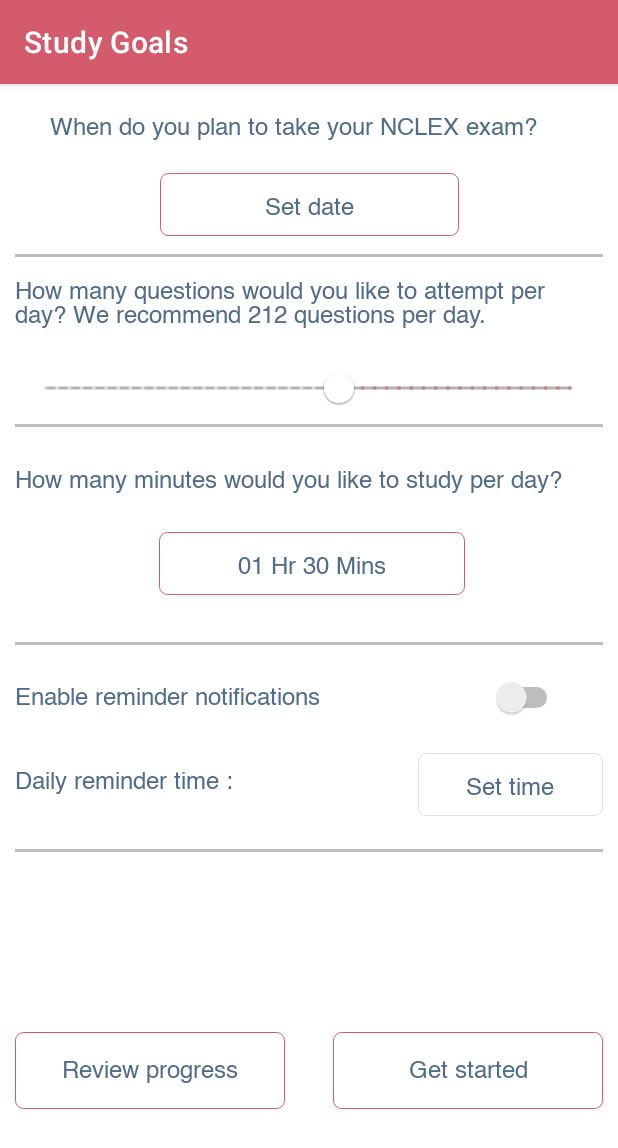
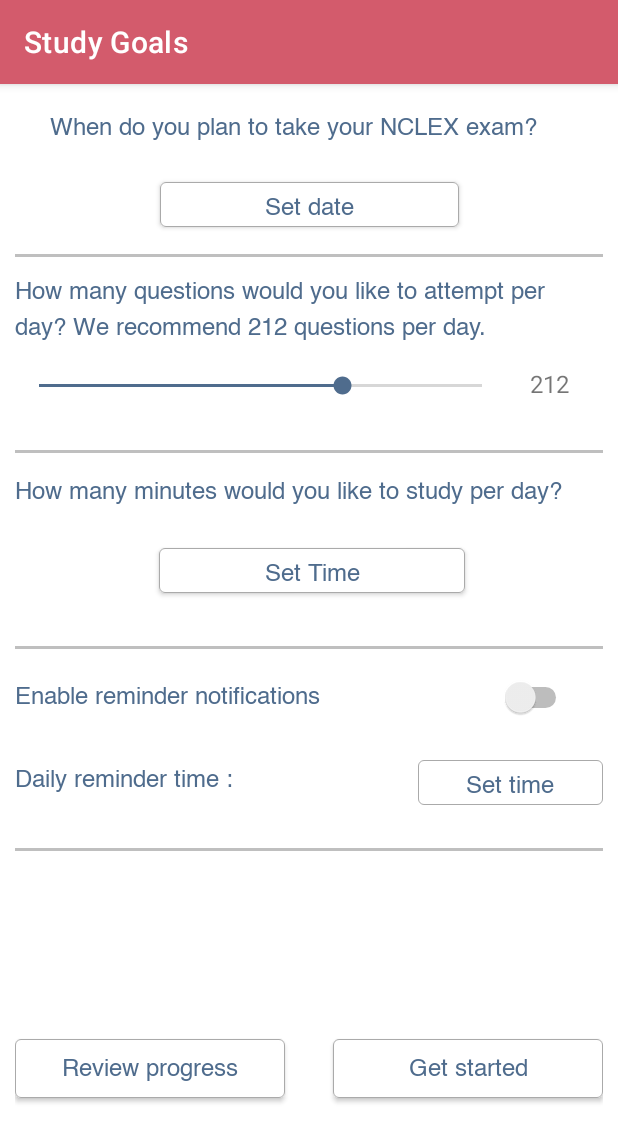
Before and after one commit to Tijil-Parmar/Android_Training, an Android app: the screen it shows after launch (MainActivity), on a phone screen of 412 x 824 dp. Shown: the top 1148 px of the screen. Run offline under Robolectric (Android 15) with nearby library versions, the phone set to English and light mode, and no system bars.

Commit message:
04/02/21

```diff
--- a/app/build.gradle
+++ b/app/build.gradle
@@ -35,8 +35,9 @@ dependencies {
     implementation 'androidx.constraintlayout:constraintlayout:2.0.4'
     implementation 'com.google.android.material:material: 1.2.1'
     testImplementation 'junit:junit:4.+'
+    implementation 'com.google.android.material:material: 1.2.1'
     androidTestImplementation 'androidx.test.ext:junit:1.1.2'
     androidTestImplementation 'androidx.test.espresso:espresso-core:3.3.0'
-    implementation "com.android.support:support-compat:28.0.0"
-    implementation 'com.google.android.material:material:1.1.0'
+    implementation 'com.google.android.material:material:1.2.0'
+
 }
--- a/app/src/main/AndroidManifest.xml
+++ b/app/src/main/AndroidManifest.xml
@@ -9,7 +9,9 @@
         android:roundIcon="@mipmap/ic_launcher_round"
         android:supportsRtl="true"
         android:theme="@style/Theme.SSCopy">
-        <activity android:name=".MainActivity" android:screenOrientation="portrait">
+        <activity
+            android:name=".MainActivity"
+            android:screenOrientation="portrait">
             <intent-filter>
                 <action android:name="android.intent.action.MAIN" />
 
--- a/app/src/main/java/com/example/sscopy/MainActivity.java
+++ b/app/src/main/java/com/example/sscopy/MainActivity.java
@@ -1,23 +1,29 @@
 package com.example.sscopy;
 
+import androidx.annotation.RequiresApi;
 import androidx.appcompat.app.AppCompatActivity;
 import androidx.fragment.app.DialogFragment;
 
 import android.app.DatePickerDialog;
 import android.app.TimePickerDialog;
+import android.os.Build;
 import android.os.Bundle;
 import android.view.View;
 import android.widget.Button;
 import android.widget.DatePicker;
+import android.widget.SeekBar;
 import android.widget.Switch;
+import android.widget.TextView;
 import android.widget.TimePicker;
 
 import java.text.DateFormat;
-import java.time.Period;
 import java.util.Calendar;
 
-public class MainActivity extends AppCompatActivity implements DatePickerDialog.OnDateSetListener, TimePickerDialog.OnTimeSetListener,View.OnClickListener {
-
+public class MainActivity extends AppCompatActivity implements DatePickerDialog.OnDateSetListener, TimePickerDialog.OnTimeSetListener {
+    Button setTime;
+    Button setDuration;
+    TextView sliderValue;
+    @RequiresApi(api = Build.VERSION_CODES.M)
     protected void onCreate(Bundle savedInstanceState) {
         super.onCreate(savedInstanceState);
         setTitle("Study Goals");
@@ -31,11 +37,64 @@ public class MainActivity extends AppCompatActivity implements DatePickerDialog.
                 timePicker.show(getSupportFragmentManager(),"Time");
             }
         });
-        Switch switch1= findViewById(R.id.switch1);
+        Switch switch1=findViewById(R.id.enableNotificationSwitch);
+        switch1.setOnClickListener(new View.OnClickListener(){
+            public void onClick(View view) {
+                if(switch1.isChecked())
+                {
+                    button4.setEnabled(true);
+                }
+                else
+                {
+                    button4.setEnabled(false);
+                }
+            }
+        });
+        final int[] hourDuration = new int[1];
+        final int[] minuteDuration = new int[1];
+        setDuration=findViewById(R.id.setDuration);
+        setDuration.setOnClickListener(new View.OnClickListener() {
+            @Override
+            public void onClick(View view) {
+                TimePickerDialog durationPicker=new TimePickerDialog(
+                        MainActivity.this,
+                        new TimePickerDialog.OnTimeSetListener() {
+                            @Override
+                            public void onTimeSet(TimePicker timePicker, int i, int i1) {
+                                hourDuration[0] =i;
+                                minuteDuration[0] =i1;
+                            Calendar c1=Calendar.getInstance();
+                            c1.set(0,0,0, hourDuration[0], minuteDuration[0]);
+                            setDuration.setText(android.text.format.DateFormat.format("hh:mm",c1));
+                            }
+                        },24,0,true
+                );
+                durationPicker.updateTime(hourDuration[0], minuteDuration[0]);
+                durationPicker.show();
+            }
+        });
 
+        SeekBar slider=findViewById(R.id.slider);
+        sliderValue=(TextView) findViewById(R.id.textView);
+        slider.setOnSeekBarChangeListener(new SeekBar.OnSeekBarChangeListener() {
+            @Override
+            public void onProgressChanged(SeekBar seekBar, int i, boolean b) {
+                sliderValue.setText(String.valueOf(i));
+            }
 
-        Button button = (Button) findViewById(R.id.setDate);
-        button.setOnClickListener(new View.OnClickListener() {
+            @Override
+            public void onStartTrackingTouch(SeekBar seekBar) {
+
+            }
+
+            @Override
+            public void onStopTrackingTouch(SeekBar seekBar) {
+
+            }
+        });
+
+        Button setDate = (Button) findViewById(R.id.setDate);
+        setDate.setOnClickListener(new View.OnClickListener() {
             @Override
             public void onClick(View view) {
                 DialogFragment datePicker = new DatePickerFragment();
@@ -53,18 +112,13 @@ public class MainActivity extends AppCompatActivity implements DatePickerDialog.
         c.set(Calendar.MONTH, month);
         c.set(Calendar.DAY_OF_MONTH, day);
         String examDateString = DateFormat.getDateInstance().format(c.getTime());
-        Button button=(Button)findViewById(R.id.setDate);
-        button.setText(examDateString);
+        Button setDate=(Button)findViewById(R.id.setDate);
+        setDate.setText(examDateString);
     }
 
     @Override
     public void onTimeSet(TimePicker timePicker, int hour, int minute) {
-        Button button4 = findViewById(R.id.setTime);
-        button4.setText(hour+":"+minute);
-    }
-
-    @Override
-    public void onClick(View view) {
-
+        setTime = findViewById(R.id.setTime);
+        setTime.setText(hour+":"+minute);
     }
 }
--- a/app/src/main/java/com/example/sscopy/TimePickerFragment.java
+++ b/app/src/main/java/com/example/sscopy/TimePickerFragment.java
@@ -20,5 +20,4 @@ public class TimePickerFragment extends DialogFragment {
         int minute=ca.get(Calendar.MINUTE);
 
         return new TimePickerDialog(getActivity(), (TimePickerDialog.OnTimeSetListener) getActivity(), hour, minute, DateFormat.is24HourFormat(getActivity()));
-    }
-}
+    }}
--- /dev/null
+++ b/app/src/main/res/layout/activity_get_started.xml
@@ -0,0 +1,9 @@
+<?xml version="1.0" encoding="utf-8"?>
+<androidx.constraintlayout.widget.ConstraintLayout xmlns:android="http://schemas.android.com/apk/res/android"
+    xmlns:app="http://schemas.android.com/apk/res-auto"
+    xmlns:tools="http://schemas.android.com/tools"
+    android:layout_width="match_parent"
+    android:layout_height="match_parent"
+    tools:context=".GetStarted">
+
+</androidx.constraintlayout.widget.ConstraintLayout>
--- a/app/src/main/res/layout/activity_main.xml
+++ b/app/src/main/res/layout/activity_main.xml
@@ -22,7 +22,7 @@
             app:layout_constraintEnd_toEndOf="parent"
             app:layout_constraintHorizontal_bias="0.0"
             app:layout_constraintStart_toStartOf="parent"
-        app:layout_constraintTop_toBottomOf="@+id/switch1"
+            app:layout_constraintTop_toBottomOf="@+id/enableNotificationSwitch"
             app:layout_constraintVertical_bias="0.234" />
 
         <View
@@ -31,40 +31,15 @@
             android:layout_height="2dp"
             android:background="#BFBFBF"
             android:outlineSpotShadowColor="#BFBFBF"
-        app:layout_constraintBottom_toTopOf="@+id/textView4"
+            app:layout_constraintBottom_toTopOf="@+id/numberOfMinutesTextView"
             app:layout_constraintEnd_toEndOf="parent"
-        app:layout_constraintHorizontal_bias="0.0"
+            app:layout_constraintHorizontal_bias="1.0"
             app:layout_constraintStart_toStartOf="parent"
             app:layout_constraintTop_toBottomOf="@+id/slider"
-        app:layout_constraintVertical_bias="0.0" />
-
-    <com.google.android.material.slider.Slider
-        android:id="@+id/slider"
-        android:layout_width="382dp"
-        android:layout_height="43dp"
-        android:layout_marginLeft="10dp"
-        android:layout_marginRight="10dp"
-        android:stepSize="1"
-        android:value="212"
-        android:valueFrom="100"
-        app:trackColorActive="#B3B3B3"
-        app:trackColorInactive="@color/white"
-        app:trackHeight="2dp"
-        android:valueTo="300"
-        app:haloColor="#a1a1a1"
-        app:haloRadius="15dp"
-        app:layout_constraintBottom_toTopOf="@+id/textView4"
-        app:layout_constraintEnd_toEndOf="parent"
-        app:layout_constraintHorizontal_bias="0.6"
-        app:layout_constraintStart_toStartOf="parent"
-        app:layout_constraintTop_toBottomOf="@+id/textView3"
-        app:layout_constraintVertical_bias="0.378"
-        app:thumbColor="#FFFFFF"
-        app:thumbElevation="@dimen/cardview_compat_inset_shadow"
-        app:trackColor="#B3B3B3" />
+            app:layout_constraintVertical_bias="0.682" />
 
         <TextView
-        android:id="@+id/textView2"
+            android:id="@+id/examDateTextView"
             android:layout_width="344dp"
             android:layout_height="35dp"
             android:fontFamily="@font/helvetica"
@@ -79,11 +54,12 @@
             app:layout_constraintVertical_bias="0.022" />
 
         <TextView
-        android:id="@+id/textView3"
-        android:layout_width="383dp"
-        android:layout_height="38dp"
+            android:id="@+id/numberOfQuestions"
+            android:layout_width="387dp"
+            android:layout_height="46dp"
             android:layout_marginTop="24dp"
             android:fontFamily="@font/helvetica"
+            android:lineSpacingExtra="8sp"
             android:text="How many questions would you like to attempt per day? We recommend 212 questions per day."
             android:textColor="#4f6c8d"
             android:textSize="16sp"
@@ -93,7 +69,7 @@
             app:layout_constraintTop_toBottomOf="@+id/setDate" />
 
         <TextView
-        android:id="@+id/textView4"
+            android:id="@+id/numberOfMinutesTextView"
             android:layout_width="385dp"
             android:layout_height="24dp"
             android:layout_marginTop="72dp"
@@ -101,17 +77,17 @@
             android:text="How many minutes would you like to study per day?"
             android:textColor="#4f6c8d"
             android:textSize="16sp"
-        app:layout_constraintBottom_toTopOf="@+id/switch1"
+            app:layout_constraintBottom_toTopOf="@+id/enableNotificationSwitch"
             app:layout_constraintEnd_toEndOf="parent"
             app:layout_constraintHorizontal_bias="0.0"
             app:layout_constraintStart_toStartOf="parent"
-        app:layout_constraintTop_toBottomOf="@+id/textView3"
+            app:layout_constraintTop_toBottomOf="@+id/numberOfQuestions"
             app:layout_constraintVertical_bias="0.126" />
 
         <Switch
-        android:id="@+id/switch1"
-        android:layout_width="365dp"
-        android:layout_height="46dp"
+            android:id="@+id/enableNotificationSwitch"
+            android:layout_width="371dp"
+            android:layout_height="44dp"
             android:layout_marginTop="10dp"
             android:fontFamily="@font/helvetica"
             android:text="Enable reminder notifications"
@@ -124,23 +100,25 @@
             app:layout_constraintTop_toTopOf="parent"
             app:layout_constraintVertical_bias="0.528" />
 
-    <Button
+        <com.google.android.material.button.MaterialButton
             android:id="@+id/setDate"
             android:layout_width="199dp"
             android:layout_height="42dp"
             android:layout_marginLeft="10dp"
             android:layout_marginTop="8dp"
             android:layout_marginRight="10dp"
-        android:background="@drawable/button_border"
+            android:backgroundTint="@color/white"
             android:fontFamily="@font/helvetica"
             android:text="Set date"
             android:textAppearance="@style/TextAppearance.AppCompat.Body1"
             android:textColor="#4f6c8d"
+
             android:textSize="16sp"
             app:layout_constraintEnd_toEndOf="parent"
-        app:layout_constraintHorizontal_bias="0.502"
             app:layout_constraintStart_toStartOf="parent"
-        app:layout_constraintTop_toBottomOf="@+id/textView2" />
+            app:layout_constraintTop_toBottomOf="@+id/examDateTextView"
+            app:strokeColor="#AAAAAA"
+            app:strokeWidth="0.7dp" />
 
         <View
             android:id="@+id/view4"
@@ -149,36 +127,38 @@
             android:layout_marginTop="1dp"
             android:background="#BFBFBF"
             android:outlineSpotShadowColor="#BFBFBF"
-        app:layout_constraintBottom_toTopOf="@+id/textView3"
+            app:layout_constraintBottom_toTopOf="@+id/numberOfQuestions"
             app:layout_constraintEnd_toEndOf="parent"
             app:layout_constraintStart_toStartOf="parent"
             app:layout_constraintTop_toBottomOf="@+id/setDate" />
 
-    <Button
-        android:id="@+id/button2"
+        <com.google.android.material.button.MaterialButton
+            android:id="@+id/reviewProgress"
             android:layout_width="180dp"
             android:layout_height="51dp"
             android:layout_marginTop="200dp"
-        android:background="@drawable/button_border"
-        android:backgroundTint="#f1f1f1"
+            app:strokeWidth="0.7dp"
+            android:backgroundTint="@color/white"
             android:fontFamily="@font/helvetica"
             android:text="Review progress"
+            app:strokeColor="#AAAAAA"
             android:textAppearance="@style/TextAppearance.AppCompat.Body1"
             android:textColor="#4f6c8d"
             android:textSize="16sp"
             app:layout_constraintEnd_toEndOf="parent"
             app:layout_constraintHorizontal_bias="0.0"
             app:layout_constraintStart_toStartOf="parent"
-        app:layout_constraintTop_toBottomOf="@+id/switch1" />
+            app:layout_constraintTop_toBottomOf="@+id/enableNotificationSwitch" />
 
-    <Button
-        android:id="@+id/button3"
+        <com.google.android.material.button.MaterialButton
+            android:id="@+id/getStarted"
             android:layout_width="180dp"
             android:layout_height="51dp"
             android:layout_marginLeft="5dp"
             android:layout_marginTop="200dp"
-        android:background="@drawable/button_border"
-        android:backgroundTint="#f1f1f1"
+            app:strokeWidth="0.7dp"
+            android:backgroundTint="@color/white"
+            app:strokeColor="#AAAAAA"
             android:fontFamily="@font/helvetica"
             android:text="Get started"
             android:textAppearance="@style/TextAppearance.AppCompat.Body1"
@@ -187,23 +167,21 @@
             app:layout_constraintBottom_toBottomOf="parent"
             app:layout_constraintEnd_toEndOf="parent"
             app:layout_constraintHorizontal_bias="1.0"
-        app:layout_constraintStart_toEndOf="@+id/button2"
-        app:layout_constraintTop_toBottomOf="@+id/switch1"
+            app:layout_constraintStart_toEndOf="@+id/reviewProgress"
+            app:layout_constraintTop_toBottomOf="@+id/enableNotificationSwitch"
             app:layout_constraintVertical_bias="0.0" />
 
         <TextView
-        android:id="@+id/textView6"
+            android:id="@+id/setReminderTime"
             android:layout_width="211dp"
             android:layout_height="35dp"
             android:layout_marginTop="20dp"
+            android:fontFamily="@font/helvetica"
             android:text="Daily reminder time :"
             android:textColor="#4f6c8d"
-        android:fontFamily="@font/helvetica"
             android:textSize="16dp"
-        app:layout_constraintEnd_toEndOf="parent"
-        app:layout_constraintHorizontal_bias="0.0"
             app:layout_constraintStart_toStartOf="parent"
-        app:layout_constraintTop_toBottomOf="@+id/switch1" />
+            app:layout_constraintTop_toBottomOf="@+id/enableNotificationSwitch" />
 
         <View
             android:id="@+id/view2"
@@ -212,7 +190,7 @@
             android:background="#BFBFBF"
             android:layout_marginTop="10dp"
             android:outlineSpotShadowColor="#BFBFBF"
-        app:layout_constraintBottom_toTopOf="@+id/switch1"
+            app:layout_constraintBottom_toTopOf="@+id/enableNotificationSwitch"
             app:layout_constraintEnd_toEndOf="parent"
             app:layout_constraintHorizontal_bias="0.0"
             app:layout_constraintStart_toStartOf="parent"
@@ -220,42 +198,74 @@
             app:layout_constraintTop_toBottomOf="@+id/setDuration"
             app:layout_constraintVertical_bias="0.648" />
 
-    <Button
+        <com.google.android.material.button.MaterialButton
             android:id="@+id/setTime"
             android:layout_width="123dp"
-        android:clickable="false"
             android:layout_height="42dp"
             android:layout_marginBottom="144dp"
-        android:background="@drawable/button_border"
-        android:backgroundTint="#f1f1f1"
+            android:backgroundTint="@color/white"
+            android:clickable="false"
+            android:enabled="false"
             android:fontFamily="@font/helvetica"
-        android:enabled="false"
             android:text="Set time"
             android:textAppearance="@style/TextAppearance.AppCompat.Body1"
             android:textColor="#4f6c8d"
             android:textSize="16sp"
-        app:layout_constraintBottom_toTopOf="@+id/button3"
+            app:layout_constraintBottom_toTopOf="@+id/getStarted"
             app:layout_constraintEnd_toEndOf="parent"
             app:layout_constraintHorizontal_bias="1.0"
-        app:layout_constraintStart_toEndOf="@+id/textView6" />
+            app:layout_constraintStart_toEndOf="@+id/setReminderTime"
+            app:strokeColor="#AAAAAA"
+            app:strokeWidth="0.7dp" />
 
-    <Button
+        <com.google.android.material.button.MaterialButton
             android:id="@+id/setDuration"
             android:layout_width="204dp"
             android:layout_height="42dp"
             android:layout_marginLeft="5dp"
-        android:background="@drawable/button_border"
+            app:strokeWidth="0.7dp"
+            android:backgroundTint="@color/white"
+            app:strokeColor="#AAAAAA"
             android:fontFamily="@font/helvetica"
-        android:text="01 Hr 30 Mins"
+            android:text="Set Time"
             android:textAppearance="@style/TextAppearance.AppCompat.Body1"
             android:textColor="#4f6c8d"
             android:textSize="16sp"
-        app:layout_constraintBottom_toTopOf="@+id/switch1"
+            app:layout_constraintBottom_toTopOf="@+id/enableNotificationSwitch"
             app:layout_constraintEnd_toEndOf="parent"
             app:layout_constraintHorizontal_bias="0.497"
             app:layout_constraintStart_toStartOf="parent"
-        app:layout_constraintTop_toBottomOf="@+id/textView4"
+            app:layout_constraintTop_toBottomOf="@+id/numberOfMinutesTextView"
             app:layout_constraintVertical_bias="0.338" />
+
+        <TextView
+            android:id="@+id/textView"
+            android:layout_width="40dp"
+            android:layout_height="25dp"
+            android:layout_marginTop="12dp"
+            android:layout_marginEnd="4dp"
+            android:text="212"
+            android:textSize="16sp"
+            app:layout_constraintBottom_toBottomOf="@+id/slider"
+            app:layout_constraintEnd_toEndOf="parent"
+            app:layout_constraintHorizontal_bias="0.789"
+            app:layout_constraintStart_toEndOf="@+id/slider"
+            app:layout_constraintTop_toBottomOf="@+id/numberOfQuestions"
+            app:layout_constraintVertical_bias="0.75" />
+
+        <SeekBar
+            android:id="@+id/slider"
+            android:layout_width="327dp"
+            android:layout_height="30dp"
+            android:max="300"
+            android:min="20"
+            android:progress="212"
+            android:theme="@style/SeekBarColor"
+            android:thumbTint="#4f6c8d"
+            app:layout_constraintBottom_toTopOf="@+id/numberOfMinutesTextView"
+            app:layout_constraintStart_toStartOf="parent"
+            app:layout_constraintTop_toBottomOf="@+id/numberOfQuestions"
+            app:layout_constraintVertical_bias="0.254" />
 
 
     </androidx.constraintlayout.widget.ConstraintLayout>
--- a/app/src/main/res/values/themes.xml
+++ b/app/src/main/res/values/themes.xml
@@ -13,4 +13,8 @@
         <item name="android:statusBarColor" tools:targetApi="l">?attr/colorPrimaryVariant</item>
         <!-- Customize your theme here. -->
     </style>
+    <style name="SeekBarColor"
+        parent="Widget.AppCompat.SeekBar">
+        <item name="colorAccent">#4f6c8d</item>
+    </style>
 </resources>
```
Lines whose indentation alone changed are shown as unchanged.
